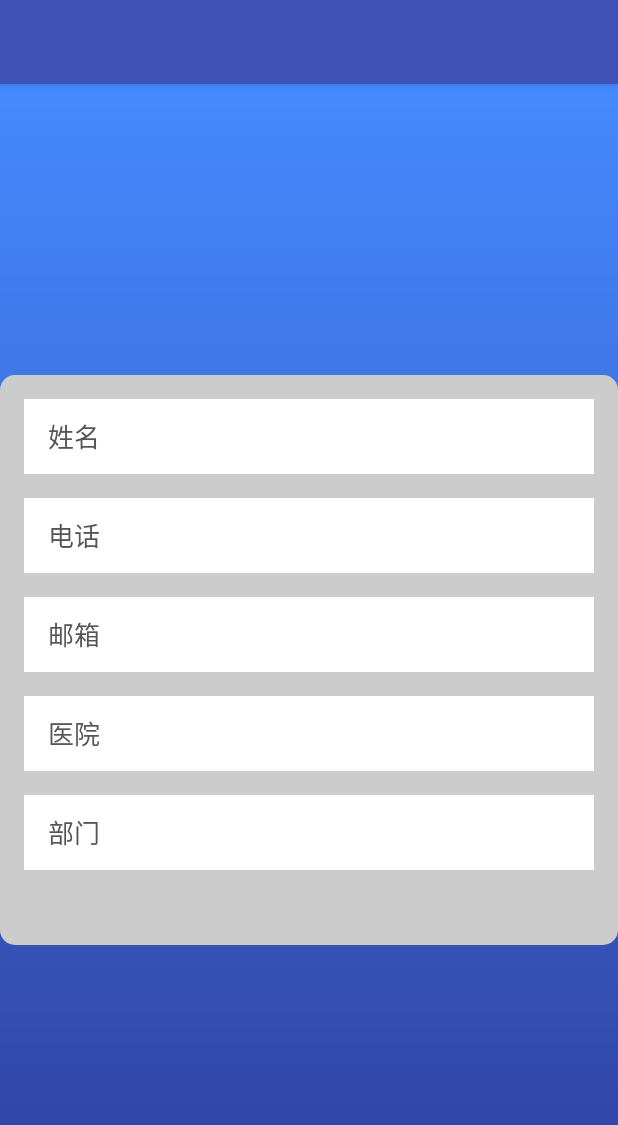
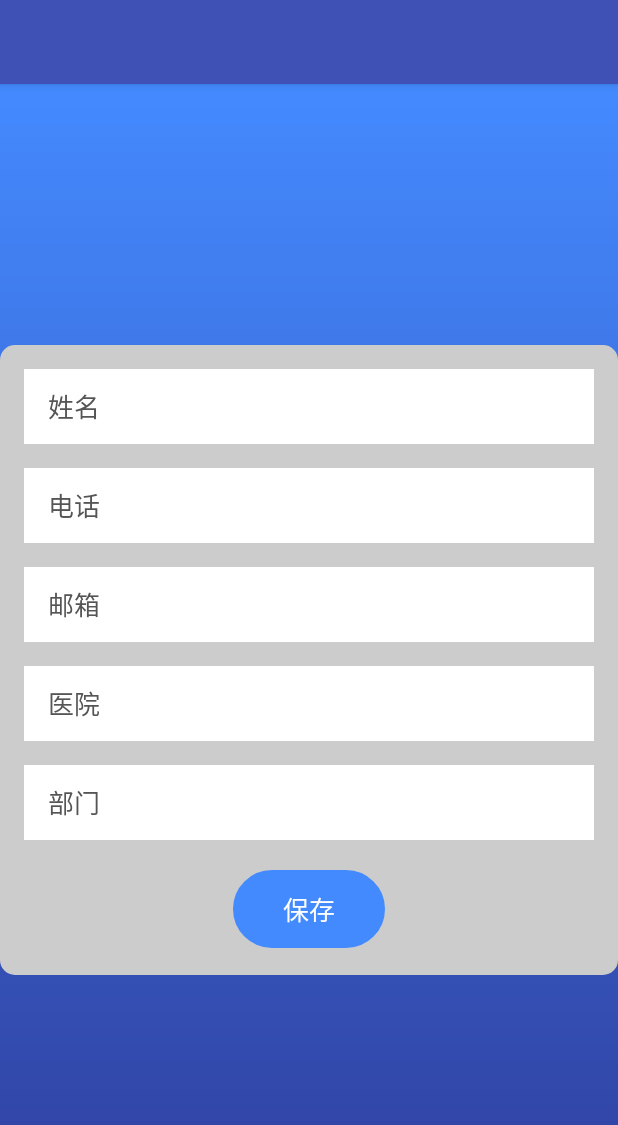
Before and after one commit to dlai87/spine, an Android app: the fragment DoctorSettingsFragment shown on its own in the app's theme, on a phone screen of 412 x 824 dp. Shown: the top 1125 px of the screen. Run offline under Robolectric (Android 15) with nearby library versions, the phone set to English and light mode, and no system bars; Roboto replaces fonts that are not available here.

Commit message:
Add doctor settings menu item.

```diff
--- a/app/src/main/java/com/vasomedical/spinetracer/MainActivity.java
+++ b/app/src/main/java/com/vasomedical/spinetracer/MainActivity.java
@@ -24,6 +24,7 @@ import android.widget.LinearLayout;
 import com.badoualy.stepperindicator.StepperIndicator;
 import com.vasomedical.spinetracer.fragment.BaseFragment;
 import com.vasomedical.spinetracer.fragment.controlPanel.ControlPanel;
+import com.vasomedical.spinetracer.fragment.doctor.DoctorSettingsFragment;
 import com.vasomedical.spinetracer.util.Global;
 import com.vasomedical.spinetracer.util.fragmentTransation.FragmentUtil;
 import com.vasomedical.spinetracer.util.fragmentTransation.IMainAppHandler;
@@ -258,7 +259,7 @@ public class MainActivity extends AppCompatActivity implements DrawerAdapter.OnI
                     // TODO
                     break;
                 case POS_DOCTOR_SETTINGS:
-                    // TODO
+                    fragment = new DoctorSettingsFragment();
                     break;
                 default:
                     fragment = ControlPanel.getFragment();
--- a/app/src/main/java/com/vasomedical/spinetracer/fragment/doctor/DoctorSettingsFragment.java
+++ b/app/src/main/java/com/vasomedical/spinetracer/fragment/doctor/DoctorSettingsFragment.java
@@ -1,13 +1,23 @@
 package com.vasomedical.spinetracer.fragment.doctor;
 
+import android.app.Activity;
+import android.database.sqlite.SQLiteDatabase;
 import android.os.Bundle;
 import android.view.LayoutInflater;
+import android.view.MotionEvent;
 import android.view.View;
 import android.view.ViewGroup;
 import android.widget.EditText;
 
 import com.vasomedical.spinetracer.R;
+import com.vasomedical.spinetracer.database.table.TBDoctor;
+import com.vasomedical.spinetracer.database.util.DBAdapter;
 import com.vasomedical.spinetracer.fragment.BaseFragment;
+import com.vasomedical.spinetracer.model.DoctorModel;
+import com.vasomedical.spinetracer.util.Util;
+import com.vasomedical.spinetracer.util.widget.button.NJButton;
+
+import java.util.ArrayList;
 
 /**
  * Created by Zhitao Fan on 9/4/2017.
@@ -19,6 +29,9 @@ public class DoctorSettingsFragment extends BaseFragment {
     EditText doctorEmailEditText;
     EditText doctorHospitalEditText;
     EditText doctorDepartmentEditText;
+    NJButton saveButton;
+
+    DoctorModel doctor;
 
     @Override
     protected void assignViews() {
@@ -27,16 +40,72 @@ public class DoctorSettingsFragment extends BaseFragment {
         doctorEmailEditText = (EditText) view.findViewById(R.id.doctor_email);
         doctorHospitalEditText = (EditText) view.findViewById(R.id.doctor_hospital);
         doctorDepartmentEditText = (EditText) view.findViewById(R.id.doctor_department);
+        saveButton = (NJButton) view.findViewById(R.id.save_doctor_settings);
     }
 
     @Override
     protected void addActionToViews() {
+        saveButton.setOnClickListener(new View.OnClickListener() {
+            @Override
+            public void onClick(View v) {
+                DoctorModel.DoctorBuilder doctorBuilder = new DoctorModel.DoctorBuilder(
+                        doctorNameEditText.getText().toString(),
+                        doctorNameEditText.getText().toString()); // FIXME: temply use name as id
+                doctorBuilder.phone(doctorPhoneEditText.getText().toString());
+                doctorBuilder.email(doctorEmailEditText.getText().toString());
+                doctorBuilder.hospital(doctorHospitalEditText.getText().toString());
+                doctorBuilder.department(doctorDepartmentEditText.getText().toString());
 
+                final SQLiteDatabase database = DBAdapter.getDatabase(mContext);
+                TBDoctor tbDoctor = new TBDoctor();
+                tbDoctor.smartInsert(database, doctorBuilder.build());
+            }
+        });
     }
 
     public View onCreateView(LayoutInflater inflater, ViewGroup container,
                              Bundle savedInstanceState) {
         view = inflater.inflate(R.layout.fragment_doctor_settings, container, false);
-        return view;
+        keyboardAdvance(view);
+
+        View superView = super.onCreateView(inflater, container, savedInstanceState);
+        final SQLiteDatabase database = DBAdapter.getDatabase(mContext);
+        TBDoctor tbDoctor = new TBDoctor();
+        ArrayList<DoctorModel> doctorList = tbDoctor.getDoctorList(database);
+        if (doctorList.size() > 0) {
+            doctor = doctorList.get(0); // FIXME: should get current logged in doctor
+
+            doctorNameEditText.setText(doctor.getName());
+            doctorPhoneEditText.setText(doctor.getPhone());
+            doctorEmailEditText.setText(doctor.getEmail());
+            doctorHospitalEditText.setText(doctor.getHospital());
+            doctorDepartmentEditText.setText(doctor.getDepartment());
+        }
+
+        return superView;
+    }
+
+    /**
+     * Enable dismiss keyboard when touch out-side of the edit box
+     */
+    public void keyboardAdvance(View view) {
+        //Set up touch listener for non-text box views to hide keyboard.
+        if (!(view instanceof EditText)) {
+            view.setOnTouchListener(new View.OnTouchListener() {
+
+                public boolean onTouch(View v, MotionEvent event) {
+                    Util.hideSoftKeyboard((Activity) mContext);
+                    return false;
+                }
+
+            });
+        }
+        //If a layout container, iterate over children and seed recursion.
+        if (view instanceof ViewGroup) {
+            for (int i = 0; i < ((ViewGroup) view).getChildCount(); i++) {
+                View innerView = ((ViewGroup) view).getChildAt(i);
+                keyboardAdvance(innerView);
+            }
+        }
     }
 }
--- a/app/src/main/res/layout/fragment_doctor_settings.xml
+++ b/app/src/main/res/layout/fragment_doctor_settings.xml
@@ -9,7 +9,7 @@
     <LinearLayout
         android:id="@+id/doctor_settings_layout"
         android:layout_width="@dimen/patient_info_dialog_w"
-        android:layout_height="@dimen/patient_info_dialog_h"
+        android:layout_height="420dp"
         android:layout_centerHorizontal="true"
         android:layout_centerVertical="true"
         android:background="@drawable/grey_round_rect"
@@ -106,6 +106,16 @@
 
             </com.vasomedical.spinetracer.util.widget.editText.NJEditText>
 
+            <com.vasomedical.spinetracer.util.widget.button.NJButton
+                android:id="@+id/save_doctor_settings"
+                android:layout_width="@dimen/button_w_11"
+                android:layout_height="@dimen/button_h_6"
+                android:layout_gravity="center"
+                android:layout_marginTop="20dp"
+                android:text="@string/save"
+                android:textColor="@color/white"
+                android:textSize="@dimen/text_h_5" />
+
         </LinearLayout>
 
 
--- a/app/src/main/res/values/strings.xml
+++ b/app/src/main/res/values/strings.xml
@@ -96,5 +96,7 @@
     <string name="accpet_detection_result">保存测量结果</string>
     <string name="accpet_and_sent_result">生成PDF报告</string>
 
+    <string name="save">保存</string>
+
 
 </resources>
```
Also changed, not shown: app/src/main/java/com/vasomedical/spinetracer/database/table/TBDoctor.java (+6 -4 lines).
